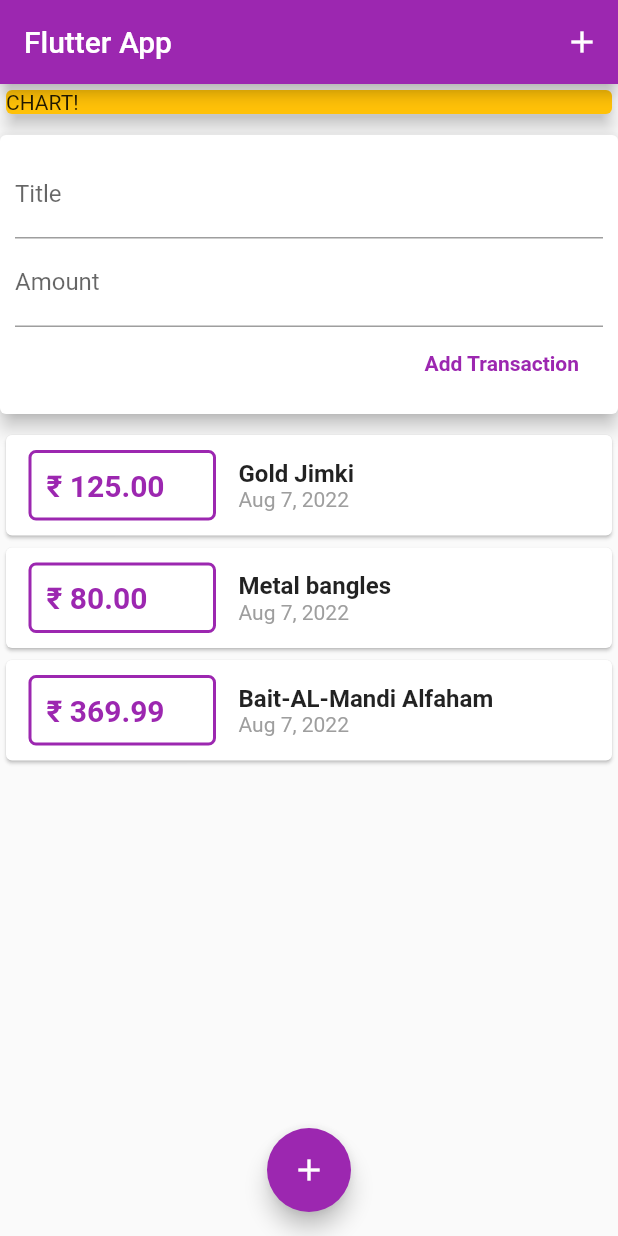
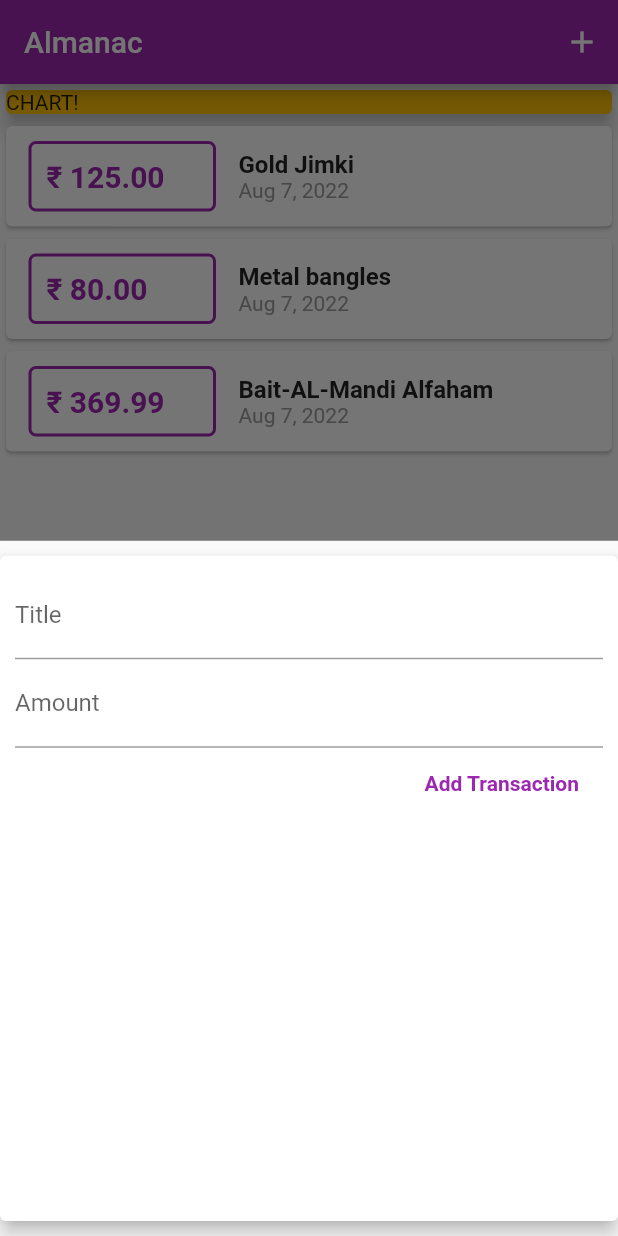
Before and after one commit to Nadha-Jabeen-T/-, a Flutter app: the screen it shows after launch, after a tap on the "add" icon, on a phone screen of 412 x 824 dp. Run offline on Flutter 3.47's test engine with Material 2 defaults, Android fonts, the phone set to English and light mode, and no system bars.

Commit message:
Transaction model sheet styling and functionality added

```diff
--- a/lib/main.dart
+++ b/lib/main.dart
@@ -1,5 +1,8 @@
-import 'package:expense_planner/widgets/user_transactions.dart';
 import 'package:flutter/material.dart';
+
+import 'models/transaction.dart';
+import 'widgets/transaction_list.dart';
+import 'widgets/new_transactions.dart';
 
 void main() {
   runApp(MyApp());
@@ -15,16 +18,68 @@ class MyApp extends StatelessWidget {
   }
 }
 
-class MyHomePage extends StatelessWidget {
+class MyHomePage extends StatefulWidget {
+  @override
+  State<MyHomePage> createState() => _MyHomePageState();
+}
+
+class _MyHomePageState extends State<MyHomePage> {
+  final List<Transaction> _userTransactions = [
+    Transaction(
+      id: 't1',
+      title: 'Gold Jimki',
+      amount: 125,
+      date: DateTime.now(),
+    ),
+    Transaction(
+      id: 't2',
+      title: 'Metal bangles',
+      amount: 80,
+      date: DateTime.now(),
+    ),
+    Transaction(
+      id: 't3',
+      title: 'Bait-AL-Mandi Alfaham',
+      amount: 369.99,
+      date: DateTime.now(),
+    )
+  ];
+  void _addNewTransaction(String txTitle, double txAmount) {
+    final newTx = Transaction(
+      id: DateTime.now().toString(),
+      title: txTitle,
+      amount: txAmount,
+      date: DateTime.now(),
+    );
+
+    setState(() {
+      _userTransactions.add(newTx);
+    });
+  }
+
+  /*Shows a sheet, when the floating action button is pressed */
+  void _startAddNewTransaction(BuildContext ctx) {
+    /*startAddNewTransaction takes the context of the "Transaction sheet" => give it to showModalBottomSheet, which accepts that context -> and give it to builder*/
+    showModalBottomSheet(
+        context: ctx,
+        builder: (bCtx) {
+          return GestureDetector(
+            onTap: (() {}),
+            child: NewTransaction(_addNewTransaction),
+            behavior: HitTestBehavior.opaque,
+          );
+        });
+  }
+
   @override
   Widget build(BuildContext context) {
     return Scaffold(
       appBar: AppBar(
-        title: Text('Flutter App'),
+        title: Text('Almanac'),
         backgroundColor: Colors.purple,
         actions: [
           IconButton(
-            onPressed: () {},
+            onPressed: () => _startAddNewTransaction(context),
             icon: Icon(Icons.add),
           )
         ],
@@ -47,14 +102,14 @@ class MyHomePage extends StatelessWidget {
               ), //
               //THE INPUT 'ADD-TRANSACTION' AREA
               //THE TRANSACTIONS
-              UserTransaction(),
+              TransactionList(_userTransactions),
             ],
           ),
         ),
       ),
       floatingActionButtonLocation: FloatingActionButtonLocation.centerFloat,
       floatingActionButton: FloatingActionButton(
-        onPressed: () {},
+        onPressed: () => _startAddNewTransaction(context),
         child: Icon(Icons.add),
         backgroundColor: Colors.purple,
       ),
--- a/lib/widgets/new_transactions.dart
+++ b/lib/widgets/new_transactions.dart
@@ -2,29 +2,20 @@ import 'package:flutter/material.dart';
 
 /*To hold the input transactions */
 
-class NewTransaction extends StatelessWidget {
+/*THE WIDGET CLASS */
+class NewTransaction extends StatefulWidget {
+  final Function addTx;
+  NewTransaction(this.addTx);
+
+  @override
+  State<NewTransaction> createState() => _NewTransactionState();
+}
+
+/*THE STATE CLASS */
+class _NewTransactionState extends State<NewTransaction> {
   /*Taking and manipulating user input -- ALL the INPUTS are BY DEFAULT STRING*/
-  //String? titleInput;
-  //String? amountInput;
-
-  /*alternate way of accepting user input with each key stroke*/
-  /*These controllers saves the user input to the controller handle */
   final titleController = TextEditingController();
   final amountController = TextEditingController();
-
-  /*Shows a sheet, when the floating action button is pressed */
-  void startAddNewTransaction(BuildContext ctx) {
-    /*startAddNewTransaction takes the context of the "Transaction sheet" => give it to showModalBottomSheet, which accepts that context -> and give it to builder*/
-    showModalBottomSheet(
-        context: ctx,
-        builder: (bCtx) {
-          return NewTransaction(addTx);
-        });
-  }
-
-  /* Function pointer to get the added new transaction*/
-  final Function addTx;
-  NewTransaction(this.addTx);
 
   /*the submitting data function and validation*/
   void submitData() {
@@ -34,10 +25,12 @@ class NewTransaction extends StatelessWidget {
     if (enteredTitle.isEmpty || enteredAmount <= 0) {
       return;
     }
-    addTx(
+    /*When changed from stateless to stateful, there comes a separation b/w widget class and state class, so to connect the widgets we use "widget." */
+    widget.addTx(
       enteredTitle,
       enteredAmount,
     );
+    Navigator.of(context).pop();
   }
 
   @override
--- a/lib/widgets/transaction_list.dart
+++ b/lib/widgets/transaction_list.dart
@@ -1,7 +1,6 @@
 import 'package:expense_planner/models/transaction.dart';
 import 'package:flutter/material.dart';
 import 'package:intl/intl.dart';
-import '../widgets/user_transactions.dart';
 
 class TransactionList extends StatelessWidget {
   final List<Transaction> transactions;
@@ -10,7 +9,7 @@ class TransactionList extends StatelessWidget {
   @override
   Widget build(BuildContext context) {
     return Container(
-      height: 400,
+      height: 300,
       child: ListView.builder(
         /*ListView - Column or row with a SingleChildScrollableView - to give scrolling to a specific item */
         /*ListView always needed a fixed height wrapper*/
--- a/lib/widgets/user_transactions.dart
+++ /dev/null
@@ -1,56 +0,0 @@
-import 'package:flutter/material.dart';
-import './transaction_list.dart';
-import './new_transactions.dart';
-import '../models/transaction.dart';
-
-class UserTransaction extends StatefulWidget {
-  const UserTransaction({Key? key}) : super(key: key);
-
-  @override
-  State<UserTransaction> createState() => _UserTransactionState();
-}
-
-class _UserTransactionState extends State<UserTransaction> {
-  final List<Transaction> _userTransactions = [
-    Transaction(
-      id: 't1',
-      title: 'Gold Jimki',
-      amount: 125,
-      date: DateTime.now(),
-    ),
-    Transaction(
-      id: 't2',
-      title: 'Metal bangles',
-      amount: 80,
-      date: DateTime.now(),
-    ),
-    Transaction(
-      id: 't3',
-      title: 'Bait-AL-Mandi Alfaham',
-      amount: 369.99,
-      date: DateTime.now(),
-    )
-  ];
-  void _addNewTransaction(String txTitle, double txAmount) {
-    final newTx = Transaction(
-      id: DateTime.now().toString(),
-      title: txTitle,
-      amount: txAmount,
-      date: DateTime.now(),
-    );
-
-    setState(() {
-      _userTransactions.add(newTx);
-    });
-  }
-
-  @override
-  Widget build(BuildContext context) {
-    return Column(
-      children: [
-        NewTransaction(_addNewTransaction), //Input-transaction-widget
-        TransactionList(_userTransactions), //Transaction-widget
-      ],
-    );
-  }
-}
```
